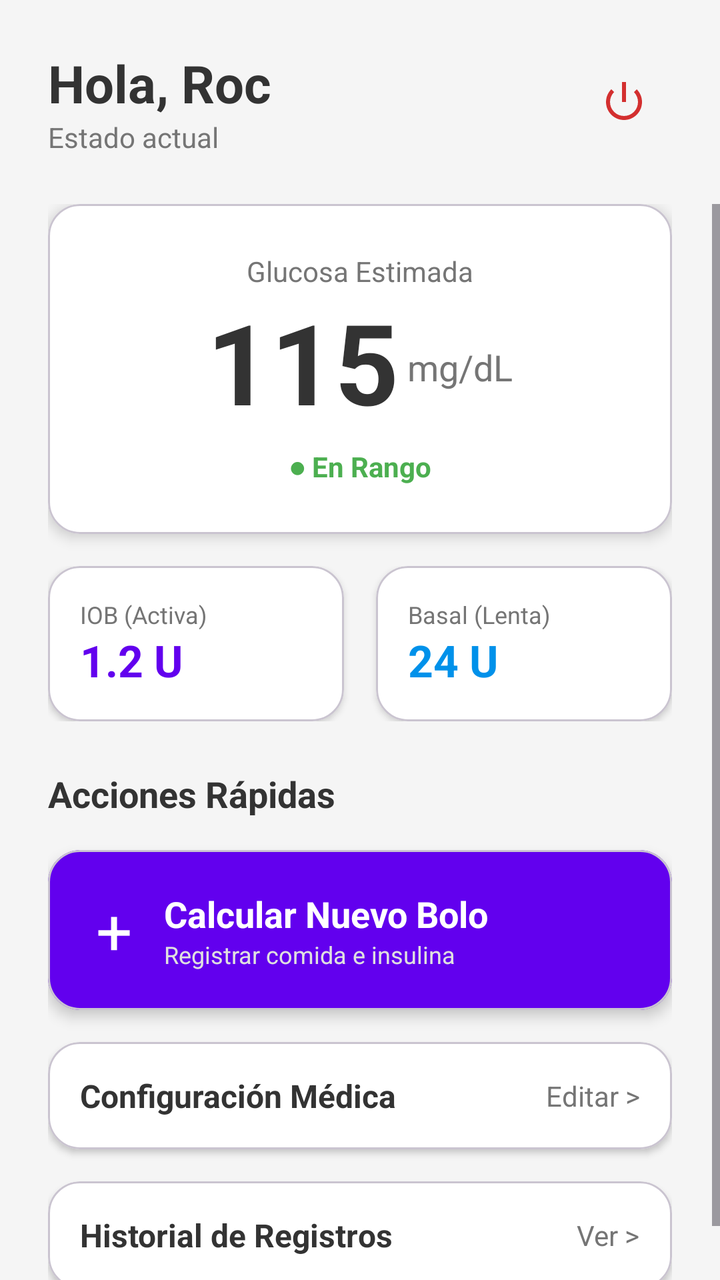
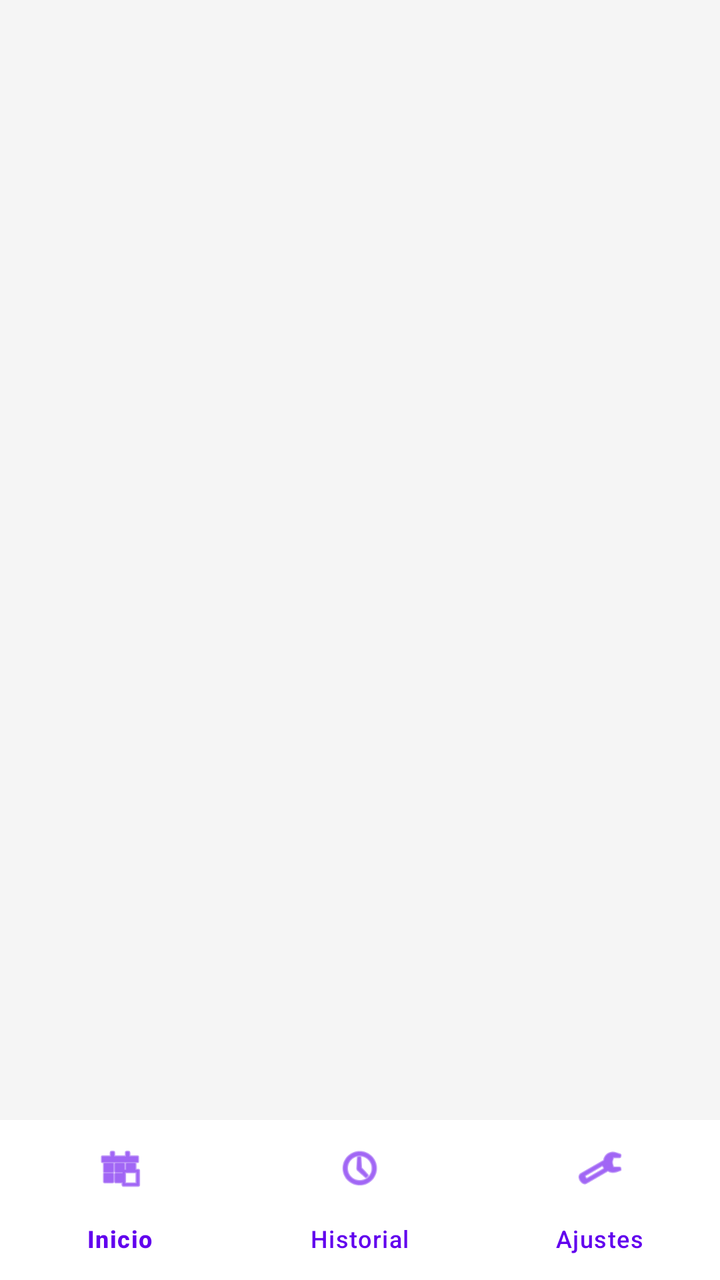

An Android layout rendered at two revisions. The XML below is the earlier revision; the diff shows what the commit changed to produce the second picture.
<!-- AndroidManifest.xml: application theme Theme.TFGDIABETESAPP -->
<!-- res/layout/activity_main.xml -->
<?xml version="1.0" encoding="utf-8"?>
<androidx.constraintlayout.widget.ConstraintLayout xmlns:android="http://schemas.android.com/apk/res/android"
    xmlns:app="http://schemas.android.com/apk/res-auto"
    xmlns:tools="http://schemas.android.com/tools"
    android:id="@+id/main"
    android:layout_width="match_parent"
    android:layout_height="match_parent"
    android:background="#F5F5F5"
    tools:context=".MainActivity">

    <LinearLayout
        android:id="@+id/headerLayout"
        android:layout_width="match_parent"
        android:layout_height="wrap_content"
        android:orientation="horizontal"
        android:padding="24dp"
        android:gravity="center_vertical"
        app:layout_constraintTop_toTopOf="parent">

        <LinearLayout
            android:layout_width="0dp"
            android:layout_height="wrap_content"
            android:layout_weight="1"
            android:orientation="vertical">

            <TextView
                android:layout_width="wrap_content"
                android:layout_height="wrap_content"
                android:text="Hola, Roc"
                android:textSize="26sp"
                android:textStyle="bold"
                android:textColor="#333333"/>

            <TextView
                android:layout_width="wrap_content"
                android:layout_height="wrap_content"
                android:text="Estado actual"
                android:textSize="14sp"
                android:textColor="#757575"/>
        </LinearLayout>

        <ImageButton
            android:id="@+id/btnLogout"
            android:layout_width="48dp"
            android:layout_height="48dp"
            android:background="?attr/selectableItemBackgroundBorderless"
            android:src="@android:drawable/ic_lock_power_off"
            app:tint="#D32F2F"
            android:contentDescription="Cerrar Sesión" />
    </LinearLayout>

    <ScrollView
        android:layout_width="match_parent"
        android:layout_height="0dp"
        app:layout_constraintBottom_toBottomOf="parent"
        app:layout_constraintTop_toBottomOf="@id/headerLayout">

        <LinearLayout
            android:layout_width="match_parent"
            android:layout_height="wrap_content"
            android:orientation="vertical"
            android:paddingHorizontal="24dp"
            android:paddingBottom="24dp">

            <com.google.android.material.card.MaterialCardView
                android:layout_width="match_parent"
                android:layout_height="wrap_content"
                app:cardCornerRadius="16dp"
                app:cardElevation="4dp"
                app:cardBackgroundColor="#FFFFFF"
                android:layout_marginBottom="16dp">

                <LinearLayout
                    android:layout_width="match_parent"
                    android:layout_height="wrap_content"
                    android:orientation="vertical"
                    android:padding="24dp"
                    android:gravity="center">

                    <TextView
                        android:layout_width="wrap_content"
                        android:layout_height="wrap_content"
                        android:text="Glucosa Estimada"
                        android:textColor="#757575"
                        android:textSize="14sp"/>

                    <LinearLayout
                        android:layout_width="wrap_content"
                        android:layout_height="wrap_content"
                        android:orientation="horizontal"
                        android:gravity="bottom">

                        <TextView
                            android:id="@+id/tvGlucosaMain"
                            android:layout_width="wrap_content"
                            android:layout_height="wrap_content"
                            android:text="115"
                            android:textColor="#333333"
                            android:textSize="56sp"
                            android:textStyle="bold"/>

                        <TextView
                            android:layout_width="wrap_content"
                            android:layout_height="wrap_content"
                            android:text=" mg/dL"
                            android:textColor="#757575"
                            android:textSize="18sp"
                            android:layout_marginBottom="12dp"/>
                    </LinearLayout>

                    <TextView
                        android:layout_width="wrap_content"
                        android:layout_height="wrap_content"
                        android:text="● En Rango"
                        android:textColor="#4CAF50"
                        android:textStyle="bold"
                        android:layout_marginTop="4dp"/>
                </LinearLayout>
            </com.google.android.material.card.MaterialCardView>

            <LinearLayout
                android:layout_width="match_parent"
                android:layout_height="wrap_content"
                android:orientation="horizontal"
                android:layout_marginBottom="24dp">

                <com.google.android.material.card.MaterialCardView
                    android:layout_width="0dp"
                    android:layout_height="wrap_content"
                    android:layout_weight="1"
                    app:cardCornerRadius="16dp"
                    app:cardElevation="2dp"
                    app:cardBackgroundColor="#FFFFFF"
                    android:layout_marginEnd="8dp">

                    <LinearLayout
                        android:layout_width="match_parent"
                        android:layout_height="wrap_content"
                        android:orientation="vertical"
                        android:padding="16dp">

                        <TextView
                            android:layout_width="wrap_content"
                            android:layout_height="wrap_content"
                            android:text="IOB (Activa)"
                            android:textSize="12sp"
                            android:textColor="#757575"/>

                        <TextView
                            android:id="@+id/tvIOB"
                            android:layout_width="wrap_content"
                            android:layout_height="wrap_content"
                            android:text="1.2 U"
                            android:textSize="22sp"
                            android:textStyle="bold"
                            android:textColor="#6200EE"/>
                    </LinearLayout>
                </com.google.android.material.card.MaterialCardView>

                <com.google.android.material.card.MaterialCardView
                    android:layout_width="0dp"
                    android:layout_height="wrap_content"
                    android:layout_weight="1"
                    app:cardCornerRadius="16dp"
                    app:cardElevation="2dp"
                    app:cardBackgroundColor="#FFFFFF"
                    android:layout_marginStart="8dp">

                    <LinearLayout
                        android:layout_width="match_parent"
                        android:layout_height="wrap_content"
                        android:orientation="vertical"
                        android:padding="16dp">

                        <TextView
                            android:layout_width="wrap_content"
                            android:layout_height="wrap_content"
                            android:text="Basal (Lenta)"
                            android:textSize="12sp"
                            android:textColor="#757575"/>

                        <TextView
                            android:layout_width="wrap_content"
                            android:layout_height="wrap_content"
                            android:text="24 U"
                            android:textSize="22sp"
                            android:textStyle="bold"
                            android:textColor="#0091EA"/>
                    </LinearLayout>
                </com.google.android.material.card.MaterialCardView>
            </LinearLayout>

            <TextView
                android:layout_width="wrap_content"
                android:layout_height="wrap_content"
                android:text="Acciones Rápidas"
                android:textSize="18sp"
                android:textStyle="bold"
                android:textColor="#333333"
                android:layout_marginBottom="16dp"/>

            <com.google.android.material.card.MaterialCardView
                android:id="@+id/cardNewBolo"
                android:layout_width="match_parent"
                android:layout_height="80dp"
                app:cardCornerRadius="16dp"
                app:cardElevation="4dp"
                app:cardBackgroundColor="#6200EE"
                android:clickable="true"
                android:focusable="true"
                android:layout_marginBottom="16dp">

                <LinearLayout
                    android:layout_width="match_parent"
                    android:layout_height="match_parent"
                    android:gravity="center_vertical"
                    android:paddingHorizontal="24dp">

                    <TextView
                        android:layout_width="wrap_content"
                        android:layout_height="wrap_content"
                        android:text="+"
                        android:textSize="32sp"
                        android:textColor="#FFFFFF"
                        android:layout_marginEnd="16dp"/>

                    <LinearLayout
                        android:layout_width="wrap_content"
                        android:layout_height="wrap_content"
                        android:orientation="vertical">
                        <TextView
                            android:layout_width="wrap_content"
                            android:layout_height="wrap_content"
                            android:text="Calcular Nuevo Bolo"
                            android:textColor="#FFFFFF"
                            android:textStyle="bold"
                            android:textSize="18sp"/>
                        <TextView
                            android:layout_width="wrap_content"
                            android:layout_height="wrap_content"
                            android:text="Registrar comida e insulina"
                            android:textColor="#E0E0E0"
                            android:textSize="12sp"/>
                    </LinearLayout>
                </LinearLayout>
            </com.google.android.material.card.MaterialCardView>

            <com.google.android.material.card.MaterialCardView
                android:id="@+id/cardSettings"
                android:layout_width="match_parent"
                android:layout_height="wrap_content"
                app:cardCornerRadius="16dp"
                app:cardElevation="2dp"
                app:cardBackgroundColor="#FFFFFF"
                android:clickable="true"
                android:focusable="true">

                <LinearLayout
                    android:layout_width="match_parent"
                    android:layout_height="wrap_content"
                    android:gravity="center_vertical"
                    android:padding="16dp">

                    <TextView
                        android:layout_width="0dp"
                        android:layout_height="wrap_content"
                        android:layout_weight="1"
                        android:text="Configuración Médica"
                        android:textColor="#333333"
                        android:textStyle="bold"
                        android:textSize="16sp"/>

                    <TextView
                        android:layout_width="wrap_content"
                        android:layout_height="wrap_content"
                        android:text="Editar >"
                        android:textColor="#757575"/>
                </LinearLayout>
            </com.google.android.material.card.MaterialCardView>

            <com.google.android.material.card.MaterialCardView
                android:id="@+id/cardHistory"
                android:layout_width="match_parent"
                android:layout_height="wrap_content"
                app:cardCornerRadius="16dp"
                app:cardElevation="2dp"
                app:cardBackgroundColor="#FFFFFF"
                android:clickable="true"
                android:focusable="true"
                android:layout_marginTop="16dp"> <LinearLayout
                android:layout_width="match_parent"
                android:layout_height="wrap_content"
                android:gravity="center_vertical"
                android:padding="16dp">

                <TextView
                    android:layout_width="0dp"
                    android:layout_height="wrap_content"
                    android:layout_weight="1"
                    android:text="Historial de Registros"
                    android:textColor="#333333"
                    android:textStyle="bold"
                    android:textSize="16sp"/>

                <TextView
                    android:layout_width="wrap_content"
                    android:layout_height="wrap_content"
                    android:text="Ver >"
                    android:textColor="#757575"/>
            </LinearLayout>
            </com.google.android.material.card.MaterialCardView>

        </LinearLayout>
    </ScrollView>
</androidx.constraintlayout.widget.ConstraintLayout>
<!-- resources referenced by this layout -->
<resources>
  <style name="Theme.TFGDIABETESAPP" parent="Base.Theme.TFGDIABETESAPP" />
  <style name="Base.Theme.TFGDIABETESAPP" parent="Theme.Material3.DayNight.NoActionBar">
          
          
      </style>
</resources>

<!-- the commit's change to res/layout/activity_main.xml (unified diff, before → after) -->
@@ -1,315 +1,27 @@
 <?xml version="1.0" encoding="utf-8"?>
 <androidx.constraintlayout.widget.ConstraintLayout xmlns:android="http://schemas.android.com/apk/res/android"
     xmlns:app="http://schemas.android.com/apk/res-auto"
-    xmlns:tools="http://schemas.android.com/tools"
-    android:id="@+id/main"
     android:layout_width="match_parent"
     android:layout_height="match_parent"
-    android:background="#F5F5F5"
-    tools:context=".MainActivity">
+    android:background="#F5F5F5">
 
-    <LinearLayout
-        android:id="@+id/headerLayout"
+    <androidx.fragment.app.FragmentContainerView
+        android:id="@+id/fragment_container"
+        android:layout_width="match_parent"
+        android:layout_height="0dp"
+        app:layout_constraintTop_toTopOf="parent"
+        app:layout_constraintBottom_toTopOf="@id/bottom_navigation" />
+
+    <com.google.android.material.bottomnavigation.BottomNavigationView
+        android:id="@+id/bottom_navigation"
         android:layout_width="match_parent"
         android:layout_height="wrap_content"
-        android:orientation="horizontal"
-        android:padding="24dp"
-        android:gravity="center_vertical"
-        app:layout_constraintTop_toTopOf="parent">
+        android:background="#FFFFFF"
+        app:menu="@menu/bottom_nav_menu"
+        app:itemIconTint="#6200EE"
+        app:itemTextColor="#6200EE"
+        app:layout_constraintBottom_toBottomOf="parent"
+        app:layout_constraintEnd_toEndOf="parent"
+        app:layout_constraintStart_toStartOf="parent" />
 
-        <LinearLayout
-            android:layout_width="0dp"
-            android:layout_height="wrap_content"
-            android:layout_weight="1"
-            android:orientation="vertical">
-
-            <TextView
-                android:layout_width="wrap_content"
-                android:layout_height="wrap_content"
-                android:text="Hola, Roc"
-                android:textSize="26sp"
-                android:textStyle="bold"
-                android:textColor="#333333"/>
-
-            <TextView
-                android:layout_width="wrap_content"
-                android:layout_height="wrap_content"
-                android:text="Estado actual"
-                android:textSize="14sp"
-                android:textColor="#757575"/>
-        </LinearLayout>
-
-        <ImageButton
-            android:id="@+id/btnLogout"
-            android:layout_width="48dp"
-            android:layout_height="48dp"
-            android:background="?attr/selectableItemBackgroundBorderless"
-            android:src="@android:drawable/ic_lock_power_off"
-            app:tint="#D32F2F"
-            android:contentDescription="Cerrar Sesión" />
-    </LinearLayout>
-
-    <ScrollView
-        android:layout_width="match_parent"
-        android:layout_height="0dp"
-        app:layout_constraintBottom_toBottomOf="parent"
-        app:layout_constraintTop_toBottomOf="@id/headerLayout">
-
-        <LinearLayout
-            android:layout_width="match_parent"
-            android:layout_height="wrap_content"
-            android:orientation="vertical"
-            android:paddingHorizontal="24dp"
-            android:paddingBottom="24dp">
-
-            <com.google.android.material.card.MaterialCardView
-                android:layout_width="match_parent"
-                android:layout_height="wrap_content"
-                app:cardCornerRadius="16dp"
-                app:cardElevation="4dp"
-                app:cardBackgroundColor="#FFFFFF"
-                android:layout_marginBottom="16dp">
-
-                <LinearLayout
-                    android:layout_width="match_parent"
-                    android:layout_height="wrap_content"
-                    android:orientation="vertical"
-                    android:padding="24dp"
-                    android:gravity="center">
-
-                    <TextView
-                        android:layout_width="wrap_content"
-                        android:layout_height="wrap_content"
-                        android:text="Glucosa Estimada"
-                        android:textColor="#757575"
-                        android:textSize="14sp"/>
-
-                    <LinearLayout
-                        android:layout_width="wrap_content"
-                        android:layout_height="wrap_content"
-                        android:orientation="horizontal"
-                        android:gravity="bottom">
-
-                        <TextView
-                            android:id="@+id/tvGlucosaMain"
-                            android:layout_width="wrap_content"
-                            android:layout_height="wrap_content"
-                            android:text="115"
-                            android:textColor="#333333"
-                            android:textSize="56sp"
-                            android:textStyle="bold"/>
-
-                        <TextView
-                            android:layout_width="wrap_content"
-                            android:layout_height="wrap_content"
-                            android:text=" mg/dL"
-                            android:textColor="#757575"
-                            android:textSize="18sp"
-                            android:layout_marginBottom="12dp"/>
-                    </LinearLayout>
-
-                    <TextView
-                        android:layout_width="wrap_content"
-                        android:layout_height="wrap_content"
-                        android:text="● En Rango"
-                        android:textColor="#4CAF50"
-                        android:textStyle="bold"
-                        android:layout_marginTop="4dp"/>
-                </LinearLayout>
-            </com.google.android.material.card.MaterialCardView>
-
-            <LinearLayout
-                android:layout_width="match_parent"
-                android:layout_height="wrap_content"
-                android:orientation="horizontal"
-                android:layout_marginBottom="24dp">
-
-                <com.google.android.material.card.MaterialCardView
-                    android:layout_width="0dp"
-                    android:layout_height="wrap_content"
-                    android:layout_weight="1"
-                    app:cardCornerRadius="16dp"
-                    app:cardElevation="2dp"
-                    app:cardBackgroundColor="#FFFFFF"
-                    android:layout_marginEnd="8dp">
-
-                    <LinearLayout
-                        android:layout_width="match_parent"
-                        android:layout_height="wrap_content"
-                        android:orientation="vertical"
-                        android:padding="16dp">
-
-                        <TextView
-                            android:layout_width="wrap_content"
-                            android:layout_height="wrap_content"
-                            android:text="IOB (Activa)"
-                            android:textSize="12sp"
-                            android:textColor="#757575"/>
-
-                        <TextView
-                            android:id="@+id/tvIOB"
-                            android:layout_width="wrap_content"
-                            android:layout_height="wrap_content"
-                            android:text="1.2 U"
-                            android:textSize="22sp"
-                            android:textStyle="bold"
-                            android:textColor="#6200EE"/>
-                    </LinearLayout>
-                </com.google.android.material.card.MaterialCardView>
-
-                <com.google.android.material.card.MaterialCardView
-                    android:layout_width="0dp"
-                    android:layout_height="wrap_content"
-                    android:layout_weight="1"
-                    app:cardCornerRadius="16dp"
-                    app:cardElevation="2dp"
-                    app:cardBackgroundColor="#FFFFFF"
-                    android:layout_marginStart="8dp">
-
-                    <LinearLayout
-                        android:layout_width="match_parent"
-                        android:layout_height="wrap_content"
-                        android:orientation="vertical"
-                        android:padding="16dp">
-
-                        <TextView
-                            android:layout_width="wrap_content"
-                            android:layout_height="wrap_content"
-                            android:text="Basal (Lenta)"
-                            android:textSize="12sp"
-                            android:textColor="#757575"/>
-
-                        <TextView
-                            android:layout_width="wrap_content"
-                            android:layout_height="wrap_content"
-                            android:text="24 U"
-                            android:textSize="22sp"
-                            android:textStyle="bold"
-                            android:textColor="#0091EA"/>
-                    </LinearLayout>
-                </com.google.android.material.card.MaterialCardView>
-            </LinearLayout>
-
-            <TextView
-                android:layout_width="wrap_content"
-                android:layout_height="wrap_content"
-                android:text="Acciones Rápidas"
-                android:textSize="18sp"
-                android:textStyle="bold"
-                android:textColor="#333333"
-                android:layout_marginBottom="16dp"/>
-
-            <com.google.android.material.card.MaterialCardView
-                android:id="@+id/cardNewBolo"
-                android:layout_width="match_parent"
-                android:layout_height="80dp"
-                app:cardCornerRadius="16dp"
-                app:cardElevation="4dp"
-                app:cardBackgroundColor="#6200EE"
-                android:clickable="true"
-                android:focusable="true"
-                android:layout_marginBottom="16dp">
-
-                <LinearLayout
-                    android:layout_width="match_parent"
-                    android:layout_height="match_parent"
-                    android:gravity="center_vertical"
-                    android:paddingHorizontal="24dp">
-
-                    <TextView
-                        android:layout_width="wrap_content"
-                        android:layout_height="wrap_content"
-                        android:text="+"
-                        android:textSize="32sp"
-                        android:textColor="#FFFFFF"
-                        android:layout_marginEnd="16dp"/>
-
-                    <LinearLayout
-                        android:layout_width="wrap_content"
-                        android:layout_height="wrap_content"
-                        android:orientation="vertical">
-                        <TextView
-                            android:layout_width="wrap_content"
-                            android:layout_height="wrap_content"
-                            android:text="Calcular Nuevo Bolo"
-                            android:textColor="#FFFFFF"
-                            android:textStyle="bold"
-                            android:textSize="18sp"/>
-                        <TextView
-                            android:layout_width="wrap_content"
-                            android:layout_height="wrap_content"
-                            android:text="Registrar comida e insulina"
-                            android:textColor="#E0E0E0"
-                            android:textSize="12sp"/>
-                    </LinearLayout>
-                </LinearLayout>
-            </com.google.android.material.card.MaterialCardView>
-
-            <com.google.android.material.card.MaterialCardView
-                android:id="@+id/cardSettings"
-                android:layout_width="match_parent"
-                android:layout_height="wrap_content"
-                app:cardCornerRadius="16dp"
-                app:cardElevation="2dp"
-                app:cardBackgroundColor="#FFFFFF"
-                android:clickable="true"
-                android:focusable="true">
-
-                <LinearLayout
-                    android:layout_width="match_parent"
-                    android:layout_height="wrap_content"
-                    android:gravity="center_vertical"
-                    android:padding="16dp">
-
-                    <TextView
-                        android:layout_width="0dp"
-                        android:layout_height="wrap_content"
-                        android:layout_weight="1"
-                        android:text="Configuración Médica"
-                        android:textColor="#333333"
-                        android:textStyle="bold"
-                        android:textSize="16sp"/>
-
-                    <TextView
-                        android:layout_width="wrap_content"
-                        android:layout_height="wrap_content"
-                        android:text="Editar >"
-                        android:textColor="#757575"/>
-                </LinearLayout>
-            </com.google.android.material.card.MaterialCardView>
-
-            <com.google.android.material.card.MaterialCardView
-                android:id="@+id/cardHistory"
-                android:layout_width="match_parent"
-                android:layout_height="wrap_content"
-                app:cardCornerRadius="16dp"
-                app:cardElevation="2dp"
-                app:cardBackgroundColor="#FFFFFF"
-                android:clickable="true"
-                android:focusable="true"
-                android:layout_marginTop="16dp"> <LinearLayout
-                android:layout_width="match_parent"
-                android:layout_height="wrap_content"
-                android:gravity="center_vertical"
-                android:padding="16dp">
-
-                <TextView
-                    android:layout_width="0dp"
-                    android:layout_height="wrap_content"
-                    android:layout_weight="1"
-                    android:text="Historial de Registros"
-                    android:textColor="#333333"
-                    android:textStyle="bold"
-                    android:textSize="16sp"/>
-
-                <TextView
-                    android:layout_width="wrap_content"
-                    android:layout_height="wrap_content"
-                    android:text="Ver >"
-                    android:textColor="#757575"/>
-            </LinearLayout>
-            </com.google.android.material.card.MaterialCardView>
-
-        </LinearLayout>
-    </ScrollView>
 </androidx.constraintlayout.widget.ConstraintLayout>
